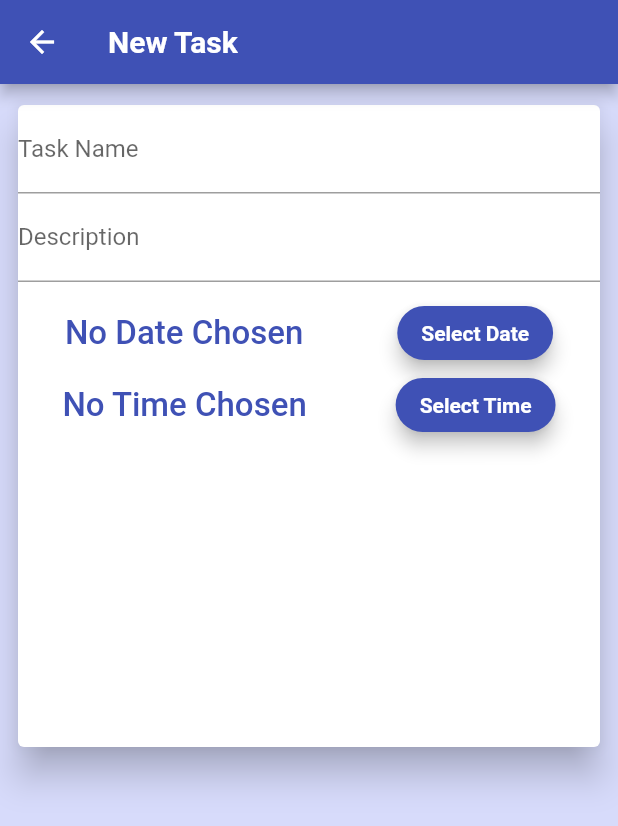
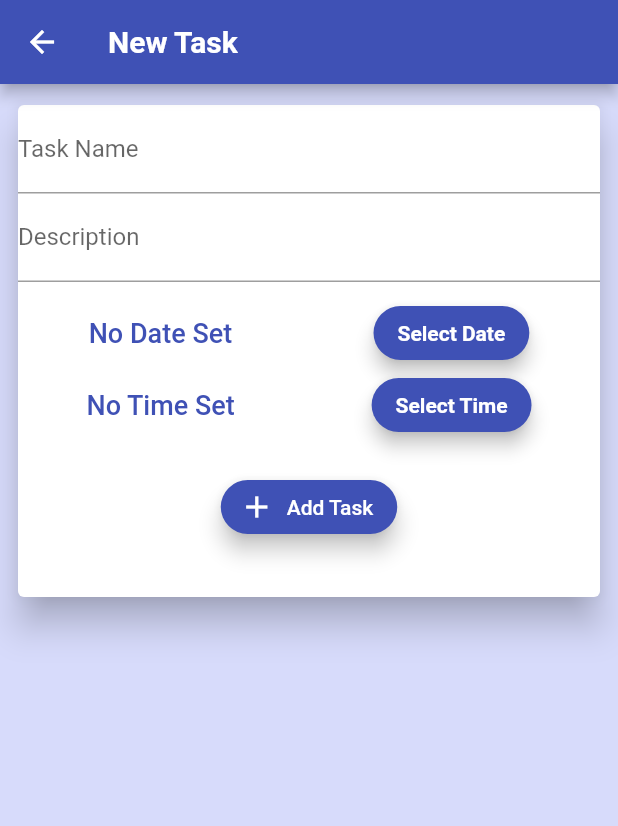
Before and after one commit to Jayakrishnan-manoj/TaskMaster, a Flutter app: the screen it shows after launch, after a tap on "Sign In", after a tap on the "add" icon, on a phone screen of 412 x 824 dp. Shown: the top 826 px of the screen. Run offline on Flutter 3.47's test engine with Material 2 defaults, Android fonts, the phone set to English and light mode, and no system bars; our stand-ins replace firebase_auth, firebase_core, flutter_feather_icons; accounts and stored records are empty; network calls fail.

Commit message:
complete UI for tasks

```diff
--- a/lib/screens/new_task_form.dart
+++ b/lib/screens/new_task_form.dart
@@ -88,7 +88,7 @@ class _TaskFormState extends State<TaskForm> {
                       height: 10,
                     ),
                     Container(
-                      height: 300,
+                      height: 200,
                       child: Column(
                         children: [
                           Row(
@@ -96,13 +96,13 @@ class _TaskFormState extends State<TaskForm> {
                             children: [
                               Text(
                                 _selectedDate == null
-                                    ? "No Date Chosen"
+                                    ? "No Date Set"
                                     : DateFormat.yMMMd()
                                         .format(_selectedDate as DateTime),
                                 style: TextStyle(
                                   color: Theme.of(context).primaryColor,
                                   fontWeight: FontWeight.w500,
-                                  fontSize: 22,
+                                  fontSize: 18,
                                 ),
                               ),
                               ElevatedButton(
@@ -129,12 +129,13 @@ class _TaskFormState extends State<TaskForm> {
                             children: [
                               Text(
                                 _selectedTime == null
-                                    ? "No Time Chosen"
+                                    ? "No Time Set"
                                     : _selectedTime!.format(context),
                                 style: TextStyle(
-                                    color: Theme.of(context).primaryColor,
-                                    fontWeight: FontWeight.w500,
-                                    fontSize: 22),
+                                  color: Theme.of(context).primaryColor,
+                                  fontWeight: FontWeight.w500,
+                                  fontSize: 18,
+                                ),
                               ),
                               ElevatedButton(
                                 style: ElevatedButton.styleFrom(
@@ -155,6 +156,28 @@ class _TaskFormState extends State<TaskForm> {
                               )
                             ],
                           ),
+                          const SizedBox(
+                            height: 20,
+                          ),
+                          Row(
+                            mainAxisAlignment: MainAxisAlignment.center,
+                            crossAxisAlignment: CrossAxisAlignment.center,
+                            children: [
+                              ElevatedButton.icon(
+                                style: ElevatedButton.styleFrom(
+                                  elevation: 6,
+                                  backgroundColor:
+                                      Theme.of(context).primaryColor,
+                                  shape: RoundedRectangleBorder(
+                                    borderRadius: BorderRadius.circular(20),
+                                  ),
+                                ),
+                                onPressed: () {},
+                                icon: const Icon(Icons.add),
+                                label: const Text("Add Task"),
+                              ),
+                            ],
+                          )
                         ],
                       ),
                     )
--- a/lib/widgets/app_drawer.dart
+++ b/lib/widgets/app_drawer.dart
@@ -1,3 +1,4 @@
+import 'package:flutter/material.dart';
 import 'package:flutter/src/widgets/container.dart';
 import 'package:flutter/src/widgets/framework.dart';
 
@@ -6,6 +7,8 @@ class AppDrawer extends StatelessWidget {
 
   @override
   Widget build(BuildContext context) {
-    return Container();
+    return Drawer(
+
+    );
   }
 }
--- a/lib/widgets/task_card.dart
+++ b/lib/widgets/task_card.dart
@@ -38,22 +38,18 @@ class TaskCard extends StatelessWidget {
               Row(
                 children: [
                   IconButton(
-                    icon: Icon(Icons.category),
-                    onPressed: () {
-                      // Add code to handle category button press here
-                    },
+                    icon: Icon(
+                      Icons.edit,
+                      color: Theme.of(context).primaryColor,
+                    ),
+                    onPressed: () {},
                   ),
                   IconButton(
-                    icon: Icon(Icons.delete),
-                    onPressed: () {
-                      // Add code to handle delete button press here
-                    },
-                  ),
-                  IconButton(
-                    icon: Icon(Icons.edit),
-                    onPressed: () {
-                      // Add code to handle edit button press here
-                    },
+                    icon: const Icon(
+                      Icons.delete,
+                      color: Colors.red,
+                    ),
+                    onPressed: () {},
                   ),
                 ],
               ),
```
